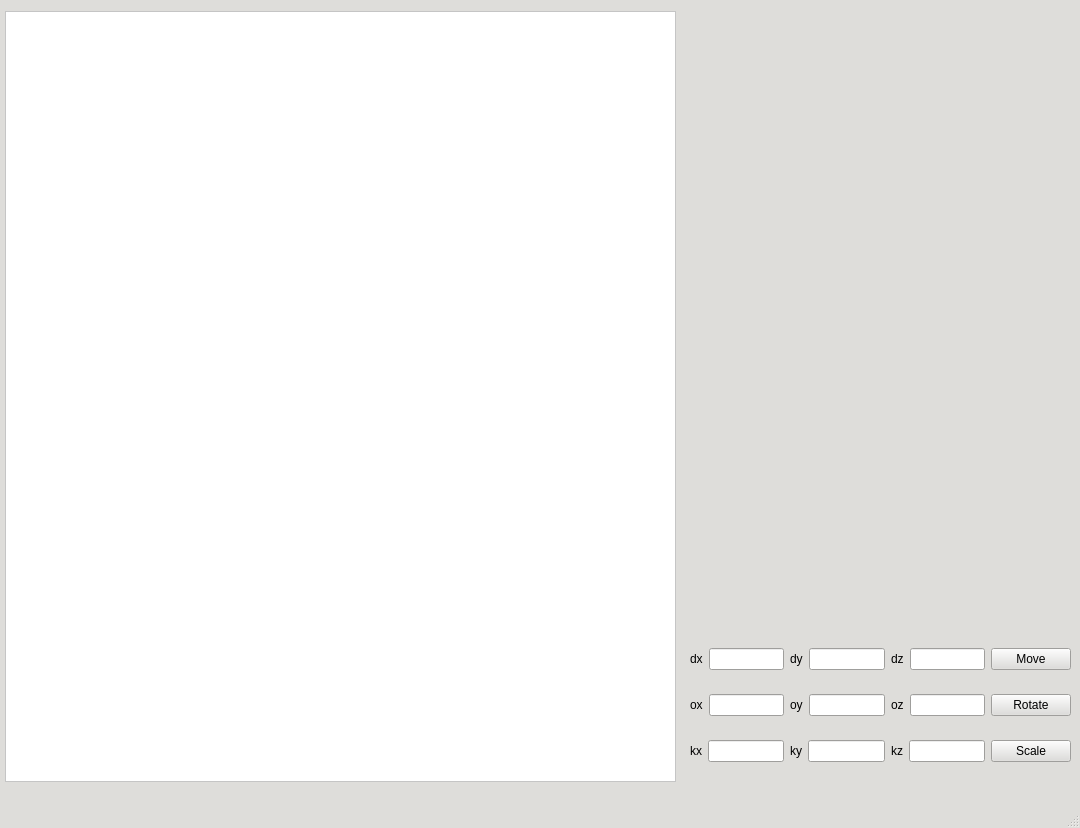
The window that lab_03/lab_03_qt/mainwindow.ui (SINdeletE/OOP) describes before a commit, drawn with Qt 5.
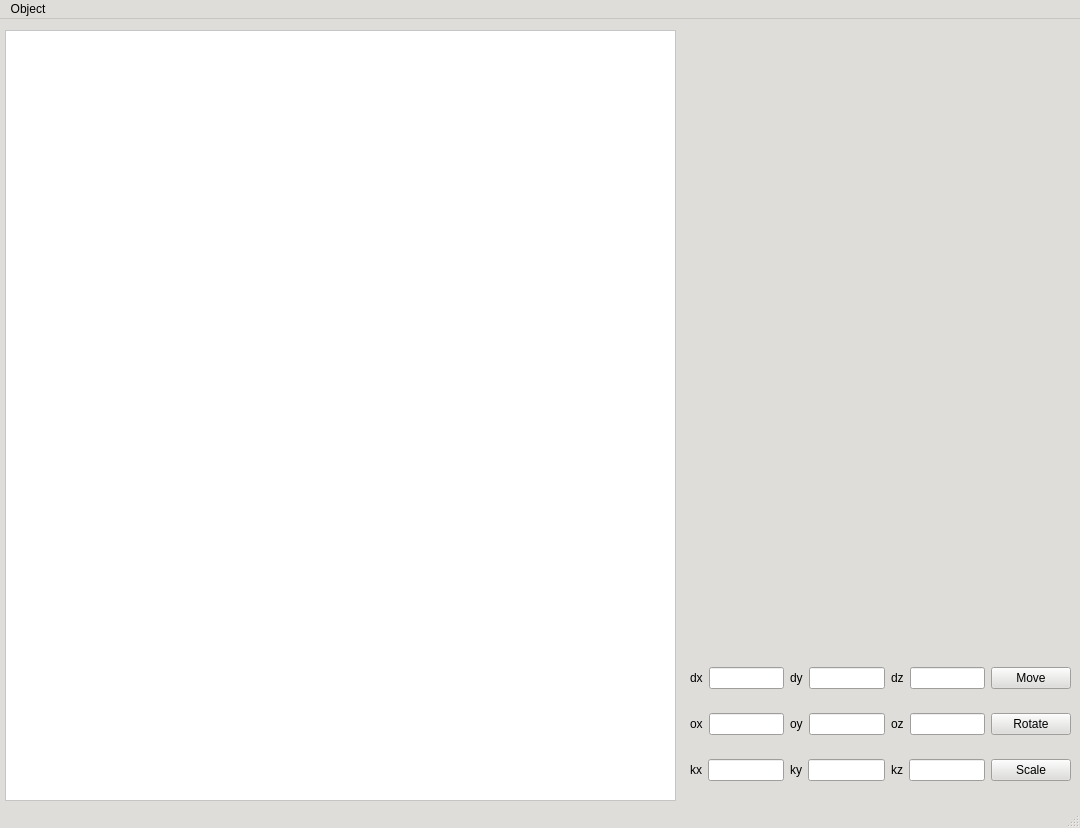
The same window after the commit.

Diff of the .ui file:
```diff
--- a/lab_03/lab_03_qt/mainwindow.ui
+++ b/lab_03/lab_03_qt/mainwindow.ui
@@ -1119,6 +1119,13 @@
      <height>23</height>
     </rect>
    </property>
+   <widget class="QMenu" name="menuObject">
+    <property name="title">
+     <string>Object</string>
+    </property>
+    <addaction name="actionAdd_from_file"/>
+   </widget>
+   <addaction name="menuObject"/>
   </widget>
   <widget class="QStatusBar" name="statusbar"/>
  </widget>
```
Left out of the diff: 8 changed lines with no effect on the pictures.
